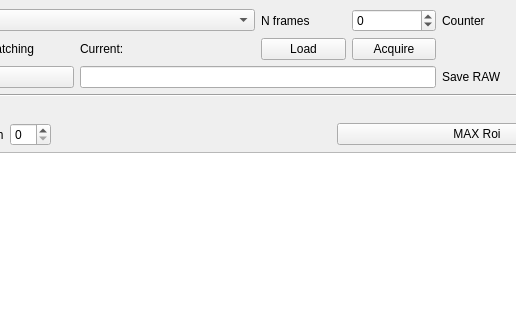
Qt form modules/designer/main.ui (BEC-Trento/pycam) before a commit; both pictures show x 110 to 626 and y 0 to 320 of the 736 by 542 pixel window.
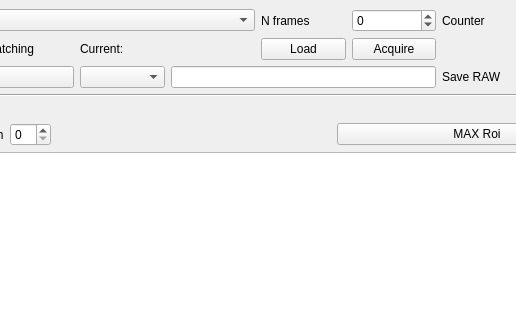
The same form after that commit. Icons and pictures are not drawn. Custom widgets are drawn as their Qt base class.

Patch:
```diff
--- a/modules/designer/main.ui
+++ b/modules/designer/main.ui
@@ -129,9 +129,6 @@
         </property>
        </widget>
       </item>
-      <item row="3" column="2" colspan="4">
-       <widget class="QLineEdit" name="saveToLineEdit"/>
-      </item>
       <item row="2" column="5">
        <widget class="QPushButton" name="bgAcquirePushButton">
         <property name="text">
@@ -152,6 +149,12 @@
         </property>
        </widget>
       </item>
+      <item row="3" column="3" colspan="3">
+       <widget class="QLineEdit" name="saveToLineEdit"/>
+      </item>
+      <item row="3" column="2">
+       <widget class="QComboBox" name="saveNameComboBox"/>
+      </item>
      </layout>
     </item>
     <item>
```
Left out of the diff: 2 changed lines with no effect on the pictures.
